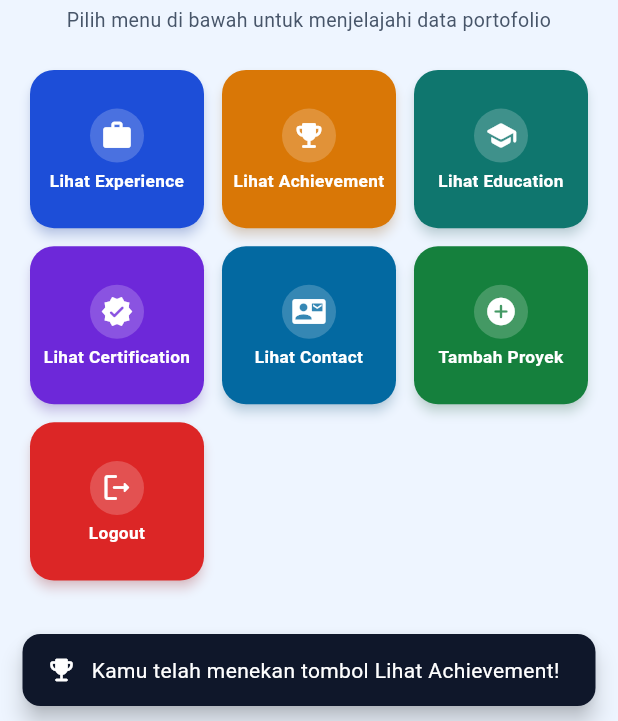
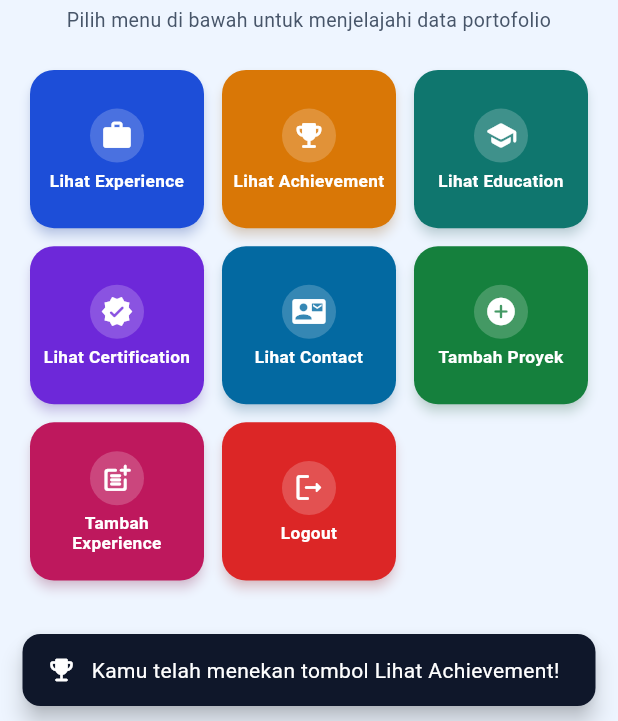
Before and after one commit to rasyaalh/myportofolio_mobile, a Flutter app: the LeftDrawer widget shown alone on an empty page, opened directly, after a tap on "Home", after a tap on "Lihat Achievement", on a phone screen of 412 x 824 dp, the part 515-1236 px from its top. Run offline on Flutter 3.47's test engine with Material 3 defaults, Android fonts, the phone set to English and light mode, and no system bars.

Commit message:
feat: connect ExperienceFormPage navigation via dashboard card and LeftDrawer

```diff
--- a/lib/screens/menu.dart
+++ b/lib/screens/menu.dart
@@ -17,6 +17,7 @@ class MyHomePage extends StatelessWidget {
     ItemHomepage("Lihat Certification", Icons.verified_rounded, const Color(0xFF6D28D9)),
     ItemHomepage("Lihat Contact", Icons.contact_mail_rounded, const Color(0xFF0369A1)),
     ItemHomepage("Tambah Proyek", Icons.add_circle_rounded, const Color(0xFF15803D)),
+    ItemHomepage("Tambah Experience", Icons.post_add_rounded, const Color(0xFFBE185D)),
     ItemHomepage("Logout", Icons.logout_rounded, const Color(0xFFDC2626)),
   ];
 
--- a/lib/widgets/left_drawer.dart
+++ b/lib/widgets/left_drawer.dart
@@ -1,4 +1,5 @@
 import 'package:flutter/material.dart';
+import 'package:myportofolio_mobile/screens/experience_form.dart';
 import 'package:myportofolio_mobile/screens/menu.dart';
 import 'package:myportofolio_mobile/screens/project_form.dart';
 
@@ -60,6 +61,18 @@ class LeftDrawer extends StatelessWidget {
               );
             },
           ),
+          ListTile(
+            leading: const Icon(Icons.work_outline_rounded),
+            title: const Text('Add Experience'),
+            onTap: () {
+              Navigator.pushReplacement(
+                context,
+                MaterialPageRoute(
+                  builder: (context) => const ExperienceFormPage(),
+                ),
+              );
+            },
+          ),
         ],
       ),
     );
--- a/lib/widgets/project_card.dart
+++ b/lib/widgets/project_card.dart
@@ -1,4 +1,5 @@
 import 'package:flutter/material.dart';
+import 'package:myportofolio_mobile/screens/experience_form.dart';
 import 'package:myportofolio_mobile/screens/project_form.dart';
 
 class ItemHomepage {
@@ -55,6 +56,13 @@ class ItemCard extends StatelessWidget {
                 builder: (context) => const ProjectFormPage(),
               ),
             );
+          } else if (item.name == "Tambah Experience") {
+            Navigator.push(
+              context,
+              MaterialPageRoute(
+                builder: (context) => const ExperienceFormPage(),
+              ),
+            );
           }
         },
         child: Container(
```
